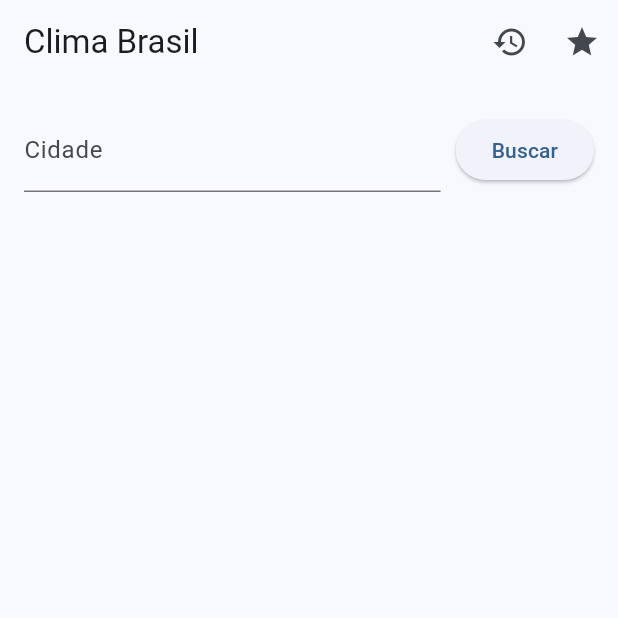
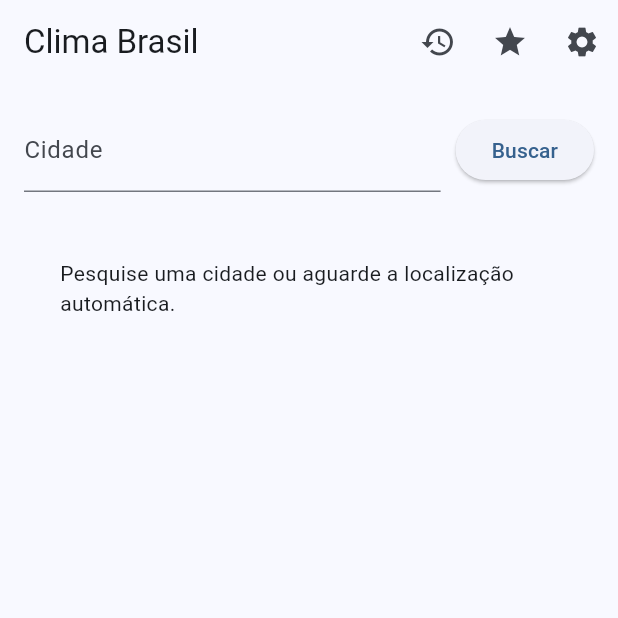
Before and after one commit to MessiasBalieiro/APP_Metereologico, a Flutter app: the screen it shows after launch, after a tap on "Buscar", on a phone screen of 412 x 824 dp, the top half of it. Run offline on Flutter 3.47's test engine with Material 3 defaults, Android fonts, the phone set to English and light mode, and no system bars; our stand-ins replace fl_chart, flutter_map, geocoding, geolocator, latlong2, shared_preferences and 1 more; accounts and stored records are empty; network calls fail.

Commit message:
Mudança na Localização + Mapa Dinâmico

```diff
--- a/app_metereologico/lib/providers/weather_provider.dart
+++ b/app_metereologico/lib/providers/weather_provider.dart
@@ -1,91 +1,84 @@
 import 'package:flutter/material.dart';
+import 'package:shared_preferences/shared_preferences.dart';
 
 import '../models/forecast_model.dart';
 import '../services/brasil_api_service.dart';
+import '../services/location_service.dart';
+import '../services/location_to_city_service.dart';
+import '../services/preferences_service.dart';
 import '../services/supabase_service.dart';
-import '../services/preferences_service.dart';
 
 class WeatherProvider extends ChangeNotifier {
+  final BrasilApiService _api = BrasilApiService();
 
-  final BrasilApiService _api =
-      BrasilApiService();
-
-  final SupabaseService _database =
-      SupabaseService();
+  final SupabaseService _database = SupabaseService();
 
   bool loading = false;
 
+  bool darkMode = false;
+
   String selectedCity = '';
 
-  double latitude = 0;
+  double currentLatitude = -23.5505;
 
-  double longitude = 0;
+  double currentLongitude = -46.6333;
 
   List<ForecastModel> forecasts = [];
 
-  Future<void> searchCity(
-      String city) async {
+  List<String> favorites = [];
 
+  Future<void> searchCity(String city) async {
     try {
-
       loading = true;
       notifyListeners();
 
-      final cities =
-          await _api.searchCity(city);
+      final cities = await _api.searchCity(city);
 
       if (cities.isEmpty) {
-        throw Exception(
-          'Cidade não encontrada',
-        );
+        throw Exception('Cidade não encontrada');
       }
 
       final cityData = cities.first;
 
       final forecastResponse =
-          await _api.getForecast(
-            cityData['id'],
-          );
+          await _api.getForecast(cityData['id']);
 
       forecasts.clear();
 
-      for (var item
-          in forecastResponse['clima']) {
-
+      for (final item in forecastResponse['clima']) {
         forecasts.add(
           ForecastModel.fromJson(item),
         );
       }
 
-      selectedCity =
-          cityData['nome'];
+      selectedCity = cityData['nome'];
 
       await _database.saveWeather({
         "city": selectedCity,
+        "latitude": currentLatitude,
+        "longitude": currentLongitude,
         "temperature":
-            forecasts.first.maxTemp,
+            forecasts.isNotEmpty
+                ? forecasts.first.maxTemp
+                : 0,
         "humidity": 0,
         "precipitation": 0,
         "weather_condition":
-            forecasts.first.condition,
+            forecasts.isNotEmpty
+                ? forecasts.first.condition
+                : "",
       });
-
     } catch (e) {
-
       debugPrint(
-        'Erro: $e',
+        'Erro ao buscar cidade: $e',
       );
-
     } finally {
-
       loading = false;
       notifyListeners();
     }
   }
-  List<String> favorites = [];
 
   Future<void> loadFavorites() async {
-
     favorites =
         await PreferencesService()
             .getFavorites();
@@ -95,9 +88,7 @@ Future<void> loadFavorites() async {
 
   Future<void> addFavorite(
       String city) async {
-
     if (!favorites.contains(city)) {
-
       favorites.add(city);
 
       await PreferencesService()
@@ -108,4 +99,57 @@ Future<void> addFavorite(
       notifyListeners();
     }
   }
+
+  Future<void> loadTheme() async {
+    final prefs =
+        await SharedPreferences.getInstance();
+
+    darkMode =
+        prefs.getBool('darkMode') ?? false;
+
+    notifyListeners();
   }
+
+  Future<void> toggleTheme() async {
+    darkMode = !darkMode;
+
+    final prefs =
+        await SharedPreferences.getInstance();
+
+    await prefs.setBool(
+      'darkMode',
+      darkMode,
+    );
+
+    notifyListeners();
+  }
+
+  Future<void> loadCurrentCity() async {
+    try {
+      final position =
+          await LocationService()
+              .getCurrentLocation();
+
+      currentLatitude =
+          position.latitude;
+
+      currentLongitude =
+          position.longitude;
+
+      final city =
+          await LocationToCityService()
+              .getCityName(
+        currentLatitude,
+        currentLongitude,
+      );
+
+      if (city.isNotEmpty) {
+        await searchCity(city);
+      }
+    } catch (e) {
+      debugPrint(
+        'Erro ao obter localização: $e',
+      );
+    }
+  }
+}
--- a/app_metereologico/lib/screens/home_screen.dart
+++ b/app_metereologico/lib/screens/home_screen.dart
@@ -2,85 +2,184 @@ import 'package:flutter/material.dart';
 import 'package:provider/provider.dart';
 
 import '../providers/weather_provider.dart';
+
 import '../widgets/city_search.dart';
 import '../widgets/weather_card.dart';
 import '../widgets/forecast_chart.dart';
 import '../widgets/weather_map.dart';
 
+import 'favorites_screen.dart';
 import 'history_screen.dart';
-import 'favorites_screen.dart';
+import 'settings_screen.dart';
 
-class HomeScreen extends StatelessWidget {
+class HomeScreen extends StatefulWidget {
   const HomeScreen({
     super.key,
   });
 
   @override
+  State<HomeScreen> createState() =>
+      _HomeScreenState();
+}
+
+class _HomeScreenState
+    extends State<HomeScreen> {
+
+  @override
+  void initState() {
+
+    super.initState();
+
+    Future.microtask(() {
+
+      final provider =
+          context.read<WeatherProvider>();
+
+      provider.loadTheme();
+
+      provider.loadFavorites();
+
+      provider.loadCurrentCity();
+    });
+  }
+
+  @override
   Widget build(BuildContext context) {
-    final provider = context.watch<WeatherProvider>();
+
+    final provider =
+        context.watch<WeatherProvider>();
 
     return Scaffold(
+
       appBar: AppBar(
-        title: const Text(
+
+        title:
+            const Text(
           'Clima Brasil',
         ),
+
         actions: [
+
           IconButton(
-            icon: const Icon(
+
+            icon:
+                const Icon(
               Icons.history,
             ),
+
             onPressed: () {
+
               Navigator.push(
                 context,
                 MaterialPageRoute(
-                  builder: (_) => const HistoryScreen(),
+                  builder: (_) =>
+                      const HistoryScreen(),
                 ),
               );
             },
           ),
+
           IconButton(
-            icon: const Icon(
+
+            icon:
+                const Icon(
               Icons.star,
             ),
+
             onPressed: () {
+
               Navigator.push(
                 context,
                 MaterialPageRoute(
-                  builder: (_) => const FavoritesScreen(),
+                  builder: (_) =>
+                      const FavoritesScreen(),
+                ),
+              );
+            },
+          ),
+
+          IconButton(
+
+            icon:
+                const Icon(
+              Icons.settings,
+            ),
+
+            onPressed: () {
+
+              Navigator.push(
+                context,
+                MaterialPageRoute(
+                  builder: (_) =>
+                      const SettingsScreen(),
                 ),
               );
             },
           ),
         ],
       ),
+
       body: SingleChildScrollView(
+
         child: Padding(
-          padding: const EdgeInsets.all(
+
+          padding:
+              const EdgeInsets.all(
             16,
           ),
+
           child: Column(
+
             children: [
+
               const CitySearch(),
+
               const SizedBox(
                 height: 20,
               ),
-              if (provider.loading) const CircularProgressIndicator(),
-              if (provider.forecasts.isNotEmpty) ...[
+
+              if (provider.loading)
+                const CircularProgressIndicator(),
+
+              if (!provider.loading &&
+                  provider.forecasts.isEmpty)
+
+                const Padding(
+                  padding:
+                      EdgeInsets.all(24),
+                  child: Text(
+                    'Pesquise uma cidade ou aguarde a localização automática.',
+                  ),
+                ),
+
+              if (provider.forecasts
+                  .isNotEmpty) ...[
+
                 WeatherCard(
-                  city: provider.selectedCity,
-                  forecast: provider.forecasts.first,
+                  city:
+                      provider.selectedCity,
+                  forecast:
+                      provider.forecasts.first,
                 ),
+
                 const SizedBox(
                   height: 20,
                 ),
+
                 ForecastChart(
-                  forecasts: provider.forecasts,
+                  forecasts:
+                      provider.forecasts,
                 ),
+
                 const SizedBox(
                   height: 20,
                 ),
+
                 WeatherMap(
-                  city: provider.selectedCity,
+                  latitude:
+                      provider.currentLatitude,
+                  longitude:
+                      provider.currentLongitude,
                 ),
               ]
             ],
```
Also changed, not shown: app_metereologico/lib/screens/settings_screen.dart (added, +40 -0 lines), app_metereologico/lib/widgets/weather_map.dart (+24 -19 lines), 6 other files. Lines whose indentation alone changed are shown as unchanged.
